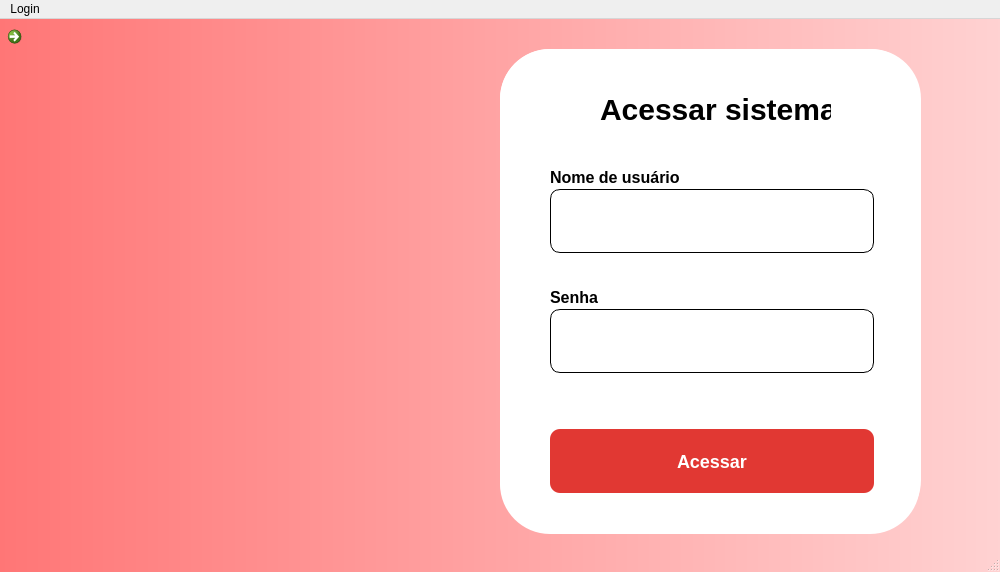
Qt form src/Graphics/Login/login.ui (INF112-Programacao2/20222-team-1) before a commit.
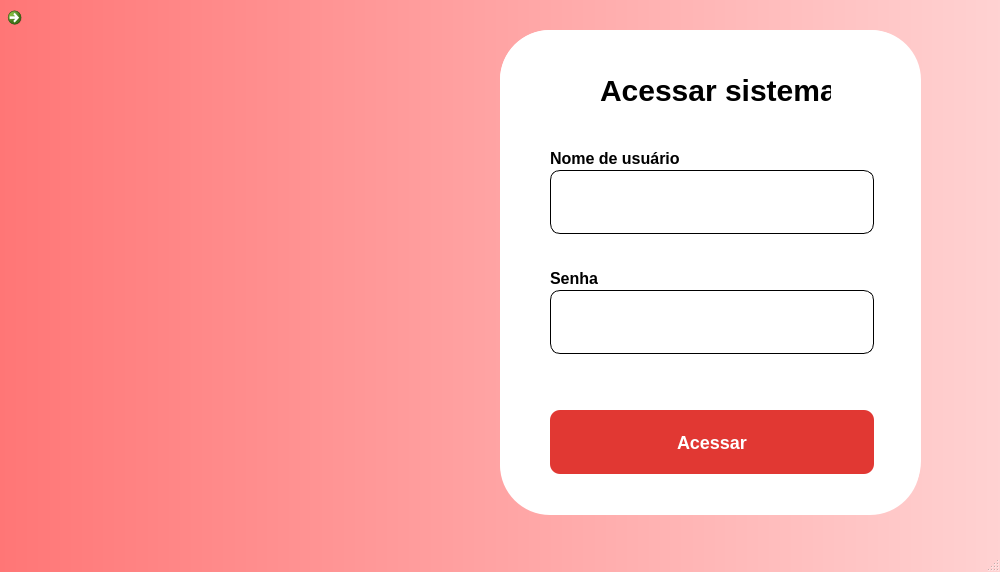
The same form after that commit. Icons and pictures are not drawn.

Commit message: Adicionar costumized alerd dialog.

Diff of the .ui file:
```diff
--- a/src/Graphics/Login/login.ui
+++ b/src/Graphics/Login/login.ui
@@ -388,18 +388,12 @@
      <x>0</x>
      <y>0</y>
      <width>1000</width>
-     <height>31</height>
+     <height>22</height>
     </rect>
    </property>
    <property name="styleSheet">
     <string notr="true"/>
    </property>
-   <widget class="QMenu" name="menuLogin">
-    <property name="title">
-     <string>Login</string>
-    </property>
-   </widget>
-   <addaction name="menuLogin"/>
   </widget>
   <widget class="QStatusBar" name="statusbar">
    <property name="styleSheet">
```
The commit also changes 5 other files.
